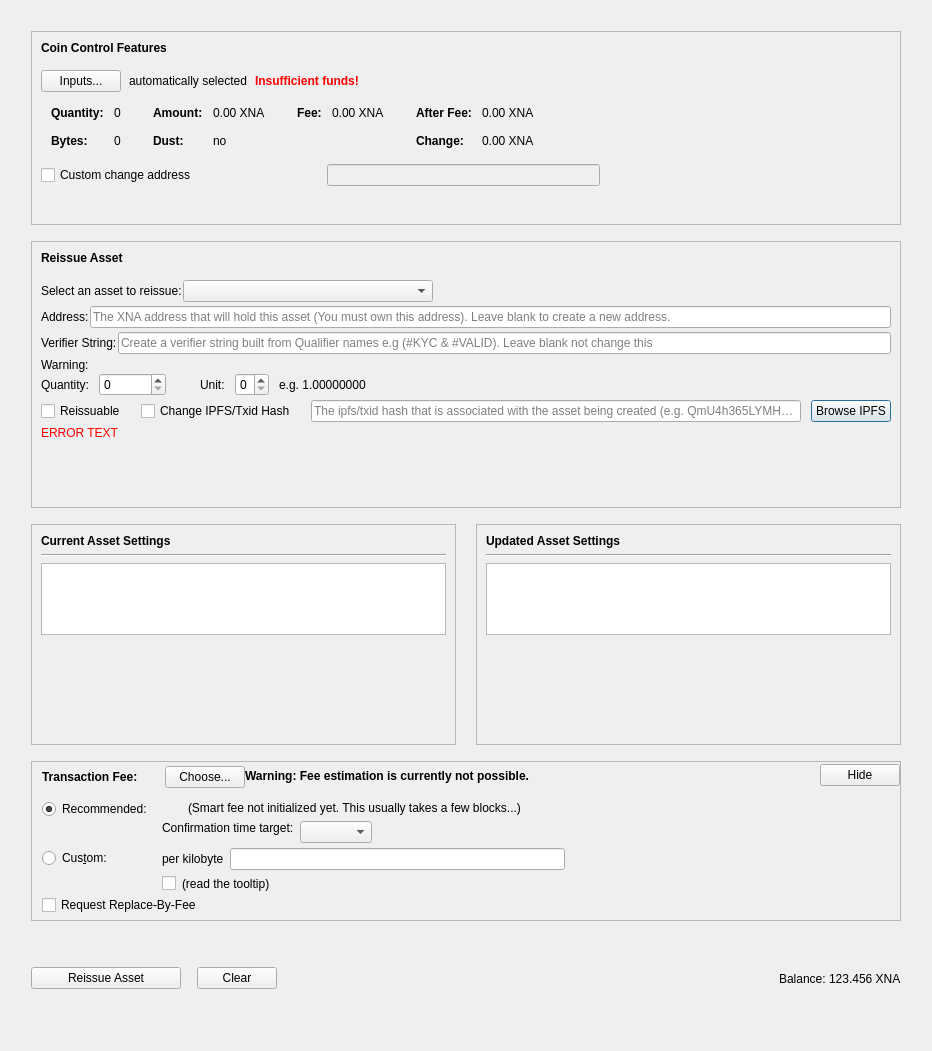
The window that src/qt/forms/reissueassetdialog.ui (NeuraiProject/Neurai) describes before a commit, drawn with Qt 5.
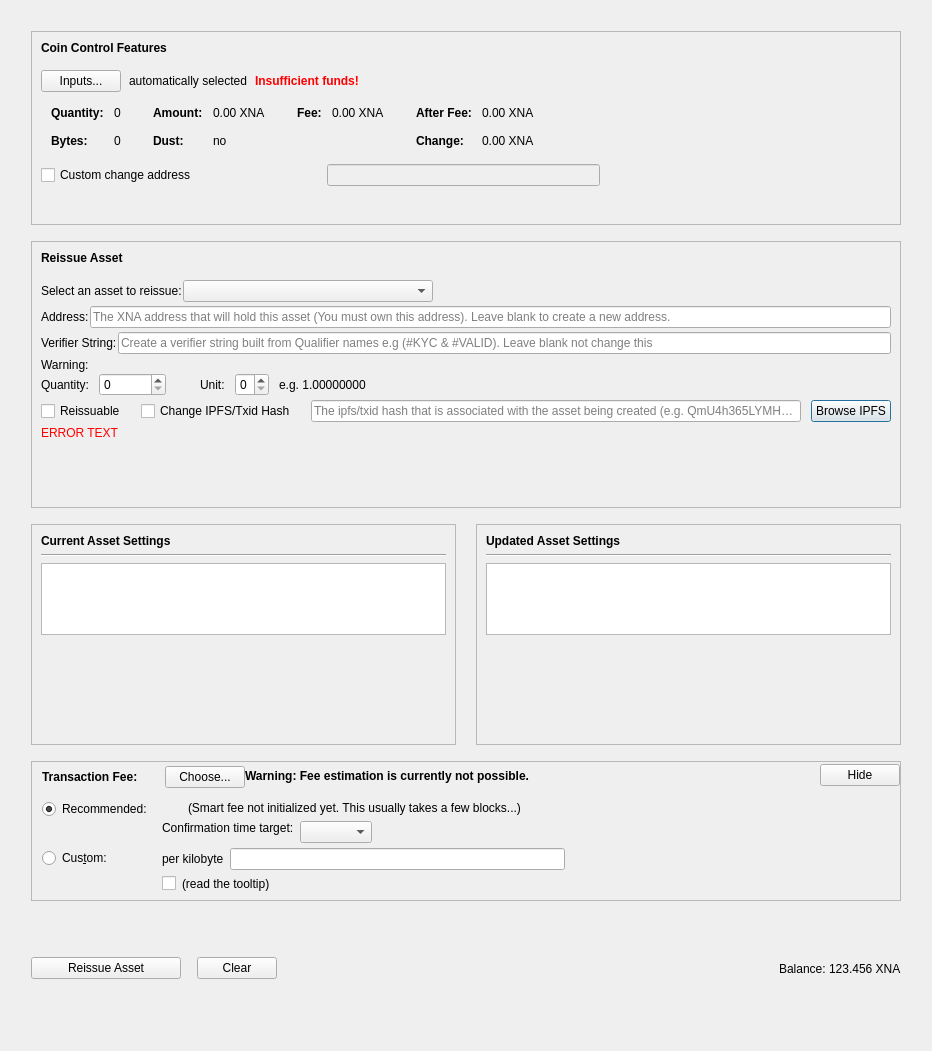
The same window after the commit. Custom widgets are drawn as their Qt base class.

What changed in the file:
```diff
--- a/src/qt/forms/reissueassetdialog.ui
+++ b/src/qt/forms/reissueassetdialog.ui
@@ -1627,16 +1627,6 @@
                </item>
               </layout>
              </item>
-             <item>
-              <widget class="QCheckBox" name="optInRBF">
-               <property name="toolTip">
-                <string>Indicates that the sender may wish to replace this transaction with a new one paying higher fees (prior to being confirmed).</string>
-               </property>
-               <property name="text">
-                <string>Request Replace-By-Fee</string>
-               </property>
-              </widget>
-             </item>
             </layout>
            </widget>
           </item>
```
